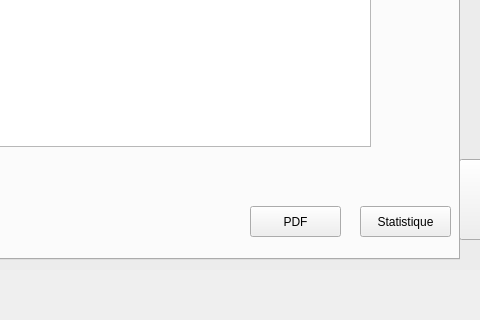
The window that mainwindow.ui (nassimtoumi/Visiteur-Ev-nement-QT) describes before a commit, drawn with Qt 5; both pictures show x 631 to 1111 and y 370 to 690 of the 1217 by 690 pixel window.
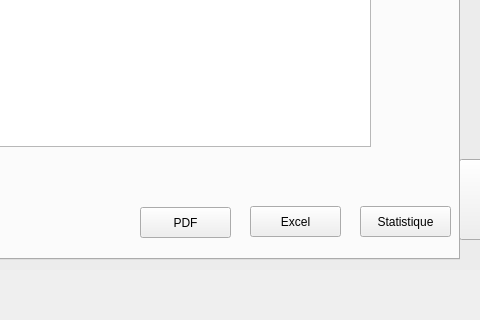
The same window after the commit. Icons and pictures are not drawn.

```diff
--- a/mainwindow.ui
+++ b/mainwindow.ui
@@ -484,7 +484,7 @@
             </rect>
            </property>
            <property name="text">
-            <string>PDF</string>
+            <string>Excel</string>
            </property>
           </widget>
           <widget class="QLabel" name="label_11">
@@ -575,6 +575,19 @@
             <string>Décroissant</string>
            </property>
           </widget>
+          <widget class="QPushButton" name="pushButton_24">
+           <property name="geometry">
+            <rect>
+             <x>750</x>
+             <y>372</y>
+             <width>91</width>
+             <height>31</height>
+            </rect>
+           </property>
+           <property name="text">
+            <string>PDF</string>
+           </property>
+          </widget>
          </widget>
          <widget class="QWidget" name="page_7"/>
         </widget>
```
Left out of the diff: 28 changed lines with no effect on the pictures.
